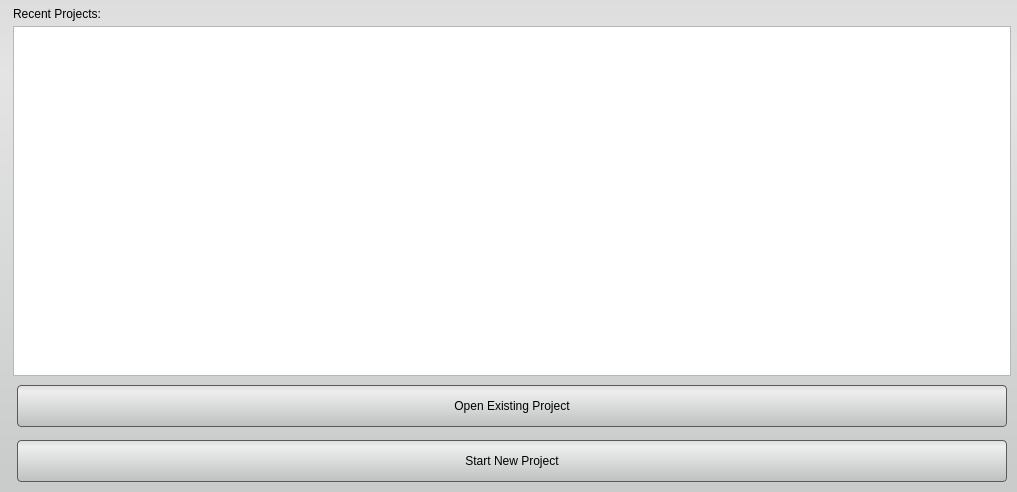
The window that src/Interface/AppInterface/Splash.ui (SCIInstitute/Seg3D) describes before a commit, drawn with Qt 5.
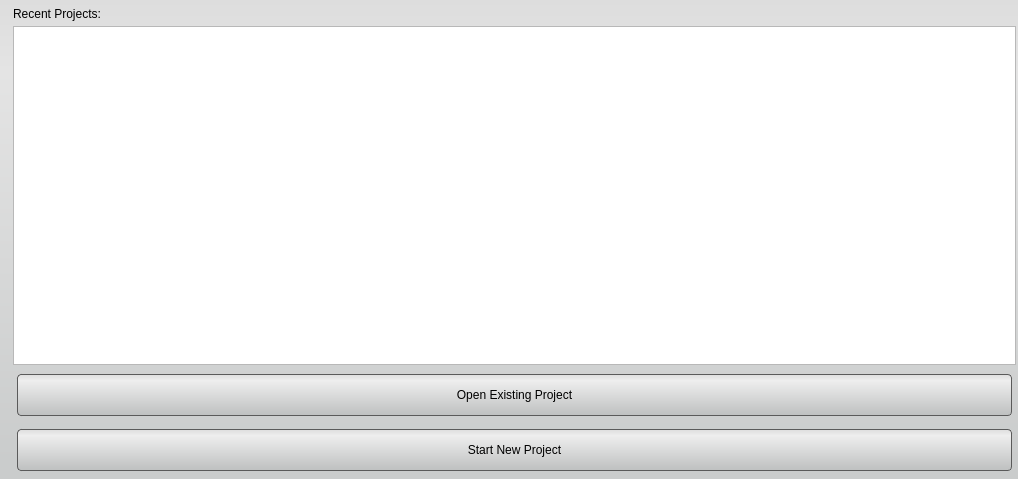
The same window after the commit. Icons and pictures are not drawn.

What changed in the file:
```diff
--- a/src/Interface/AppInterface/Splash.ui
+++ b/src/Interface/AppInterface/Splash.ui
@@ -6,8 +6,8 @@
    <rect>
     <x>0</x>
     <y>0</y>
-    <width>1017</width>
-    <height>492</height>
+    <width>1018</width>
+    <height>479</height>
    </rect>
   </property>
   <property name="windowTitle">
@@ -71,9 +71,18 @@
       <property name="spacing">
        <number>5</number>
       </property>
-      <property name="margin">
+      <property name="leftMargin">
        <number>4</number>
       </property>
+      <property name="topMargin">
+       <number>4</number>
+      </property>
+      <property name="rightMargin">
+       <number>0</number>
+      </property>
+      <property name="bottomMargin">
+       <number>2</number>
+      </property>
       <item>
        <widget class="QLabel" name="recent_project_label_">
         <property name="text">
```
